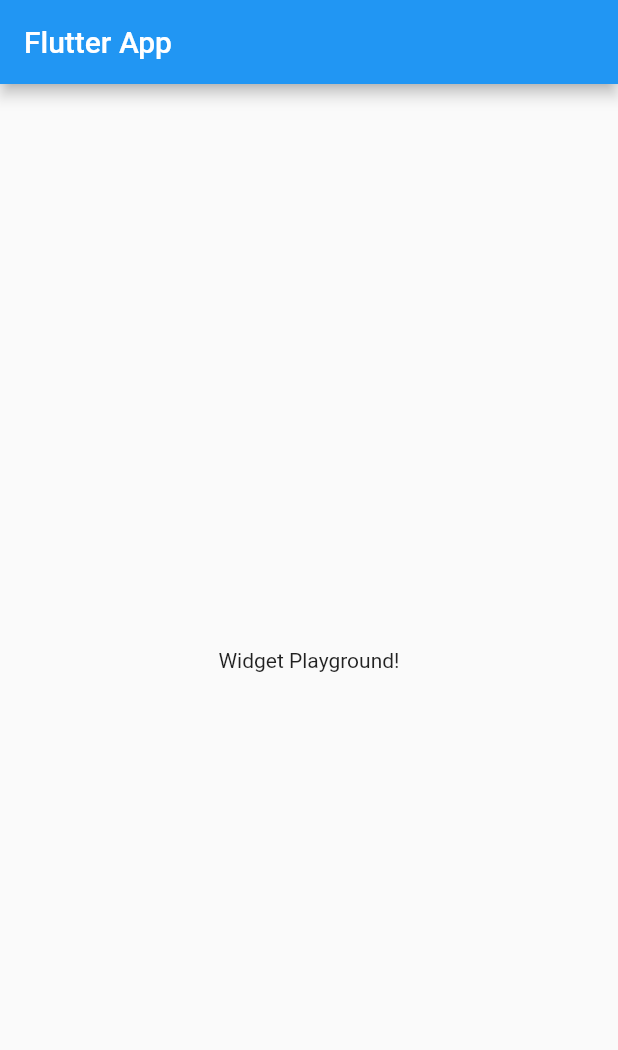
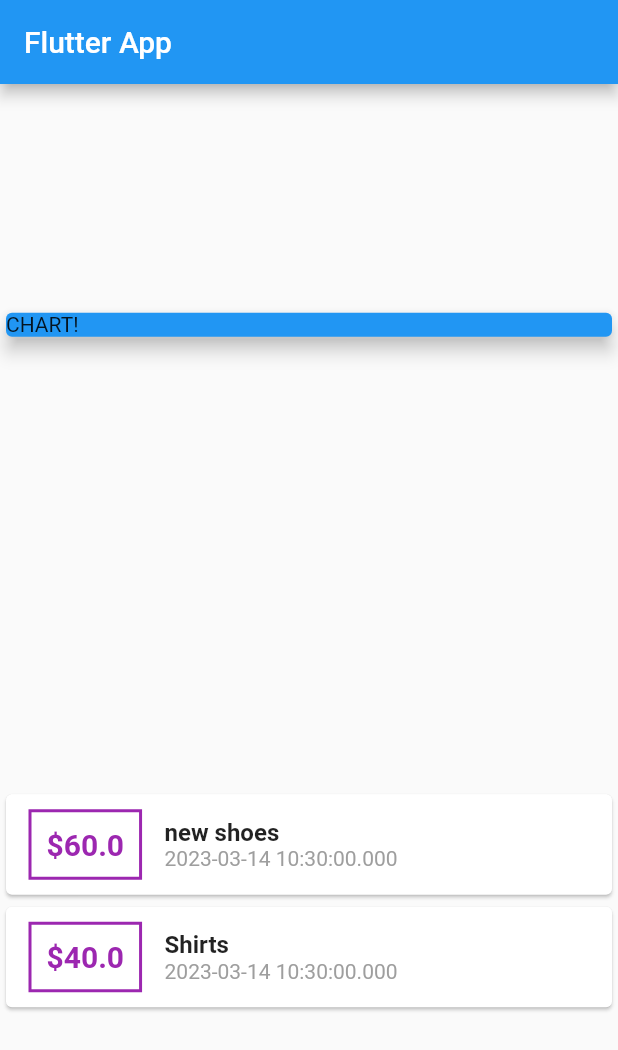
Before and after one commit to kartikpachori/PersonalExpensesApp, a Flutter app: the screen it shows after launch, on a phone screen of 412 x 824 dp. Shown: the top 1050 px of the screen. Run offline on Flutter 3.47's test engine with Material 2 defaults, Android fonts, the phone set to English and light mode, and no system bars.

Commit message:
added transtion

```diff
--- a/lib/main.dart
+++ b/lib/main.dart
@@ -1,11 +1,12 @@
 import 'package:flutter/material.dart';
+import './transaction.dart';
 
 void main() => runApp(MyApp());
 
 class MyApp extends StatelessWidget {
   @override
   Widget build(BuildContext context) {
-    return const MaterialApp(
+    return MaterialApp(
       title: 'Flutter App',
       home: MyHomePage(),
     ); // MaterialApp
@@ -13,16 +14,85 @@
 }
 
 class MyHomePage extends StatelessWidget {
-  const MyHomePage({super.key});
+  final List<Transaction> transactions = [
+    Transaction(
+      id: 't1',
+      title: 'new shoes',
+      amount: 60.00,
+      date: DateTime.now(),
+    ),
+    Transaction(
+      id: 't2',
+      title: 'Shirts',
+      amount: 40.00,
+      date: DateTime.now(),
+    ),
+  ];
 
   @override
   Widget build(BuildContext context) {
     return Scaffold(
       appBar: AppBar(
-        title: const Text('Flutter App'),
+        title: Text('Flutter App'),
       ), // AppBar
-      body: const Center(
-        child: Text('Widget Playground!'),
+      body: Column(
+        mainAxisAlignment: MainAxisAlignment.spaceAround,
+        crossAxisAlignment: CrossAxisAlignment.stretch,
+        children: <Widget>[
+          Container(
+            width: double.infinity,
+            child: Card(
+              color: Colors.blue,
+              child: Text('CHART!'),
+              elevation: 5,
+            ),
+          ),
+          Column(
+            children: transactions.map((tx) {
+              return Card(
+                child: Row(
+                  children: <Widget>[
+                    Container(
+                      margin: EdgeInsets.symmetric(
+                        horizontal: 15,
+                        vertical: 10,
+                      ),
+                      decoration: BoxDecoration(
+                        border: Border.all(
+                          color: Colors.purple,
+                          width: 2,
+                        ),
+                      ),
+                      padding: EdgeInsets.all(10),
+                      child: Text(
+                        '\$${tx.amount}',
+                        style: TextStyle(
+                          fontWeight: FontWeight.bold,
+                          fontSize: 20,
+                          color: Colors.purple,
+                        ),
+                      ),
+                    ),
+                    Column(
+                      crossAxisAlignment: CrossAxisAlignment.start,
+                      children: <Widget>[
+                        Text(
+                          tx.title,
+                          style: TextStyle(
+                              fontSize: 16, fontWeight: FontWeight.bold),
+                        ),
+                        Text(
+                          tx.date.toString(),
+                          style: TextStyle(color: Colors.grey),
+                        ),
+                      ],
+                    ),
+                  ],
+                ),
+              );
+            }).toList(),
+          )
+        ],
       ), // Center
     ); // Scaffold
   }
--- /dev/null
+++ b/lib/transaction.dart
@@ -0,0 +1,15 @@
+import 'package:flutter/foundation.dart';
+
+class Transaction {
+  final String id;
+  final String title;
+  final double amount;
+  final DateTime date;
+
+  Transaction({
+    required this.id,
+    required this.title,
+    required this.amount,
+    required this.date,
+  });
+}
```
